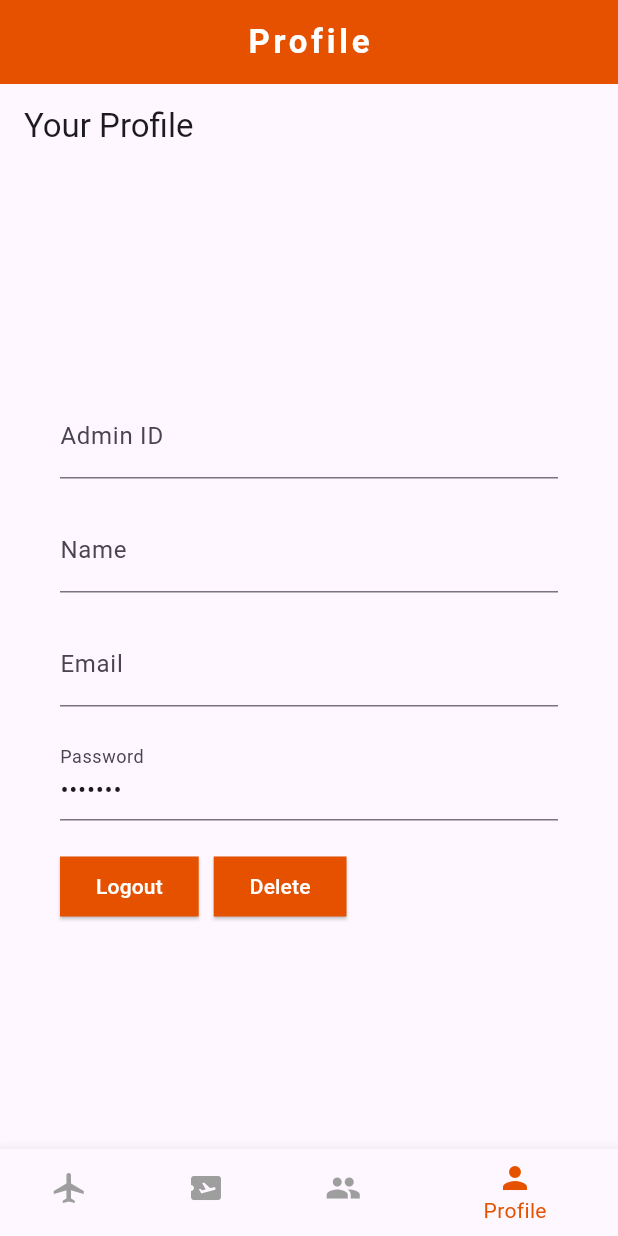
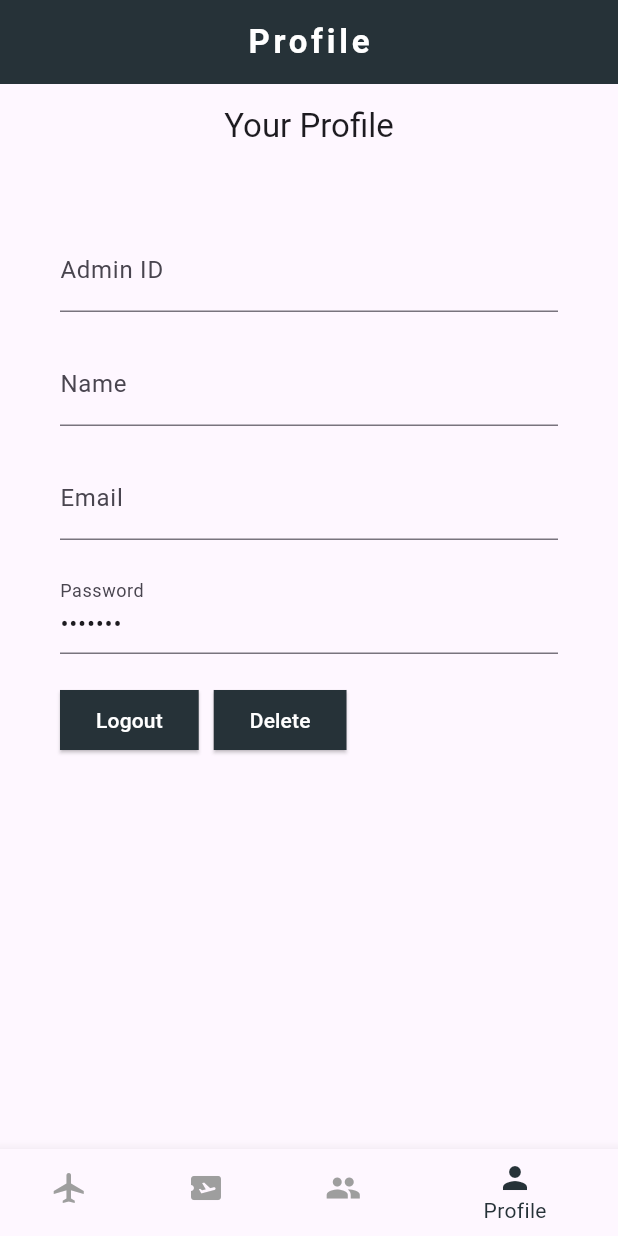
Before and after one commit to RalphKahkedjian/Airport-Admin-Flutter, a Flutter app: the DefaultLayout screen opened by its route, item 4 of the bottom bar chosen, on a phone screen of 412 x 824 dp. Run offline on Flutter 3.47's test engine with Material 3 defaults, Android fonts, the light colour scheme and no system bars; our stand-ins replace dio, get, shared_preferences; accounts and stored records are empty; network calls fail.

Commit message:
set the final colors

```diff
--- a/lib/core/showSuccessDialog.dart
+++ b/lib/core/showSuccessDialog.dart
@@ -7,12 +7,12 @@ void showsuccessdialog(BuildContext context, String title, String body, Function
     builder: (BuildContext context) {
       return AlertDialog(
         backgroundColor: Colors.white,
-        title: Text(title, style: TextStyle(color: Colors.orange[900], fontWeight: FontWeight.w700),),
-        content: Text(body, style: TextStyle(color: Colors.orange[900]),),
+        title: Center(child: Text(title, style: TextStyle(color: Colors.blueGrey[900], fontWeight: FontWeight.w700),),),
+        content: Text(body, style: TextStyle(color: Colors.blueGrey[900]),),
         actions: [
           Center(
             child: TextButton(
-            child: Text("OK", style: TextStyle(color: Colors.orange[900]),),
+            child: Text("OK", style: TextStyle(color: Colors.blueGrey[900]),),
             onPressed: () {
               Navigator.of(context).pop();
               if (callback != null) {
--- a/lib/main.dart
+++ b/lib/main.dart
@@ -89,7 +89,7 @@ class _DefaultLayoutState extends State<DefaultLayout> {
           style: const TextStyle(color: Colors.white, fontWeight: FontWeight.bold, letterSpacing: 2.5),
         ),
         centerTitle: true,
-        backgroundColor: Colors.orange[900],
+        backgroundColor: Colors.blueGrey[900],
         iconTheme: const IconThemeData(color: Colors.white),
       ),
 
@@ -115,7 +115,7 @@ class _DefaultLayoutState extends State<DefaultLayout> {
         ],
         currentIndex: _selectedIndex,
         onTap: _onItemTapped,
-        selectedItemColor: Colors.orange[900],
+        selectedItemColor: Colors.blueGrey[900],
         unselectedItemColor: Colors.grey[500],
       ),
     );
--- a/lib/view/admins.dart
+++ b/lib/view/admins.dart
@@ -20,7 +20,7 @@ class _AdminsState extends State<Admins> {
   Widget build(BuildContext context) {
     return Scaffold(
       appBar: AppBar(
-        title: Text('Admins List'),
+        title: Center(child: Text('Admins List'),),
         automaticallyImplyLeading: false,
         centerTitle: false,
       ),
--- a/lib/view/profile.dart
+++ b/lib/view/profile.dart
@@ -12,7 +12,7 @@ class Profile extends StatelessWidget {
   Widget build(BuildContext context) {
     return Scaffold(
        appBar: AppBar(
-        title: Text('Your Profile'),
+        title: Center(child: Text('Your Profile'),),
         automaticallyImplyLeading: false,
         centerTitle: false,
         ),
@@ -32,7 +32,7 @@ class Profile extends StatelessWidget {
             child: Padding(
               padding: const EdgeInsets.all(40),
               child: Column(
-                mainAxisAlignment: MainAxisAlignment.center,
+                mainAxisAlignment: MainAxisAlignment.start,
                 children: <Widget>[
                   TextField(
                     readOnly: true,
@@ -75,7 +75,7 @@ class Profile extends StatelessWidget {
                           controller.logout();
                         },
                         style: ButtonStyle(
-                          backgroundColor: MaterialStateProperty.all(Colors.orange[900]),
+                          backgroundColor: MaterialStateProperty.all(Colors.blueGrey[900]),
                           shape: MaterialStateProperty.all<RoundedRectangleBorder>(
                             RoundedRectangleBorder(
                               borderRadius: BorderRadius.circular(0), // Set border radius to 0
@@ -100,7 +100,7 @@ class Profile extends StatelessWidget {
                           }
                         },
                         style: ButtonStyle(
-                          backgroundColor: MaterialStateProperty.all(Colors.orange[900]),
+                          backgroundColor: MaterialStateProperty.all(Colors.blueGrey[900]),
                           shape: MaterialStateProperty.all<RoundedRectangleBorder>(
                             RoundedRectangleBorder(
                               borderRadius: BorderRadius.circular(0), // Set border radius to 0
```
Also changed, not shown: lib/view/booking.dart (+16 -16 lines), lib/view/login.dart (+5 -2 lines), lib/view/registration.dart (+5 -2 lines), lib/view/tickets.dart (+6 -2 lines).
